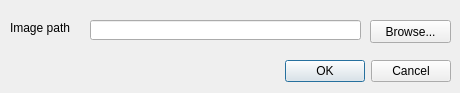
Before: the Qt Designer form freehandrastergeoreferencerdialog.ui in tmizu23/CustomedFreehandRastereGeoreferencer, drawn with Qt 5.
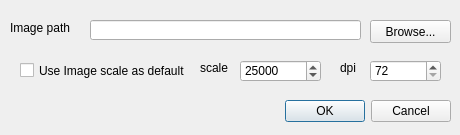
After: the same form once the commit is applied.

Commit message: Use Image Scale as default size

The edit to the form file:
```diff
--- a/freehandrastergeoreferencerdialog.ui
+++ b/freehandrastergeoreferencerdialog.ui
@@ -7,7 +7,7 @@
     <x>0</x>
     <y>0</y>
     <width>460</width>
-    <height>93</height>
+    <height>135</height>
    </rect>
   </property>
   <property name="windowTitle">
@@ -20,7 +20,7 @@
    <property name="geometry">
     <rect>
      <x>80</x>
-     <y>60</y>
+     <y>100</y>
      <width>371</width>
      <height>23</height>
     </rect>
@@ -68,6 +68,89 @@
     <string>Image path</string>
    </property>
   </widget>
+  <widget class="QCheckBox" name="checkBoxUseScale">
+   <property name="geometry">
+    <rect>
+     <x>20</x>
+     <y>60</y>
+     <width>171</width>
+     <height>21</height>
+    </rect>
+   </property>
+   <property name="text">
+    <string>Use Image scale as default</string>
+   </property>
+  </widget>
+  <widget class="QLabel" name="label_2">
+   <property name="geometry">
+    <rect>
+     <x>200</x>
+     <y>60</y>
+     <width>31</width>
+     <height>16</height>
+    </rect>
+   </property>
+   <property name="text">
+    <string>scale</string>
+   </property>
+  </widget>
+  <widget class="QLabel" name="label_3">
+   <property name="geometry">
+    <rect>
+     <x>340</x>
+     <y>60</y>
+     <width>21</width>
+     <height>16</height>
+    </rect>
+   </property>
+   <property name="text">
+    <string>dpi</string>
+   </property>
+  </widget>
+  <widget class="QDoubleSpinBox" name="doubleSpinBoxScale">
+   <property name="geometry">
+    <rect>
+     <x>240</x>
+     <y>60</y>
+     <width>81</width>
+     <height>22</height>
+    </rect>
+   </property>
+   <property name="decimals">
+    <number>0</number>
+   </property>
+   <property name="minimum">
+    <double>1.000000000000000</double>
+   </property>
+   <property name="maximum">
+    <double>9999999.000000000000000</double>
+   </property>
+   <property name="value">
+    <double>25000.000000000000000</double>
+   </property>
+  </widget>
+  <widget class="QDoubleSpinBox" name="doubleSpinBoxDPI">
+   <property name="geometry">
+    <rect>
+     <x>370</x>
+     <y>60</y>
+     <width>71</width>
+     <height>22</height>
+    </rect>
+   </property>
+   <property name="decimals">
+    <number>0</number>
+   </property>
+   <property name="minimum">
+    <double>72.000000000000000</double>
+   </property>
+   <property name="maximum">
+    <double>1000.000000000000000</double>
+   </property>
+   <property name="value">
+    <double>72.000000000000000</double>
+   </property>
+  </widget>
  </widget>
  <tabstops>
   <tabstop>lineEditImagePath</tabstop>
```
The commit also changes 3 other files.
